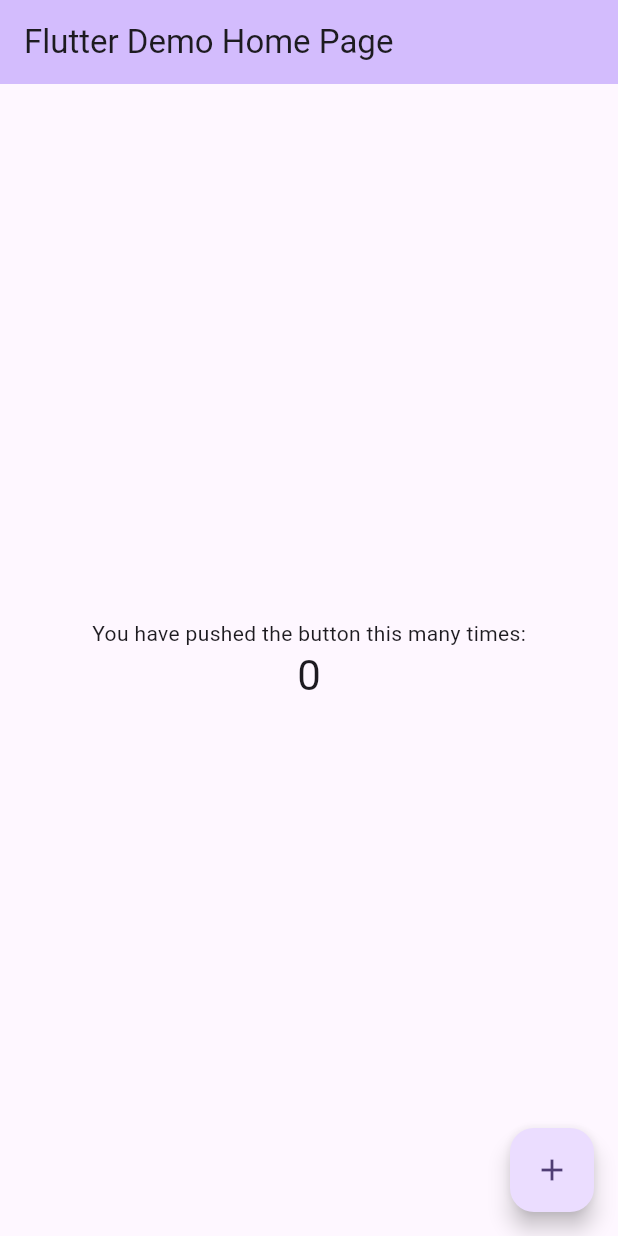
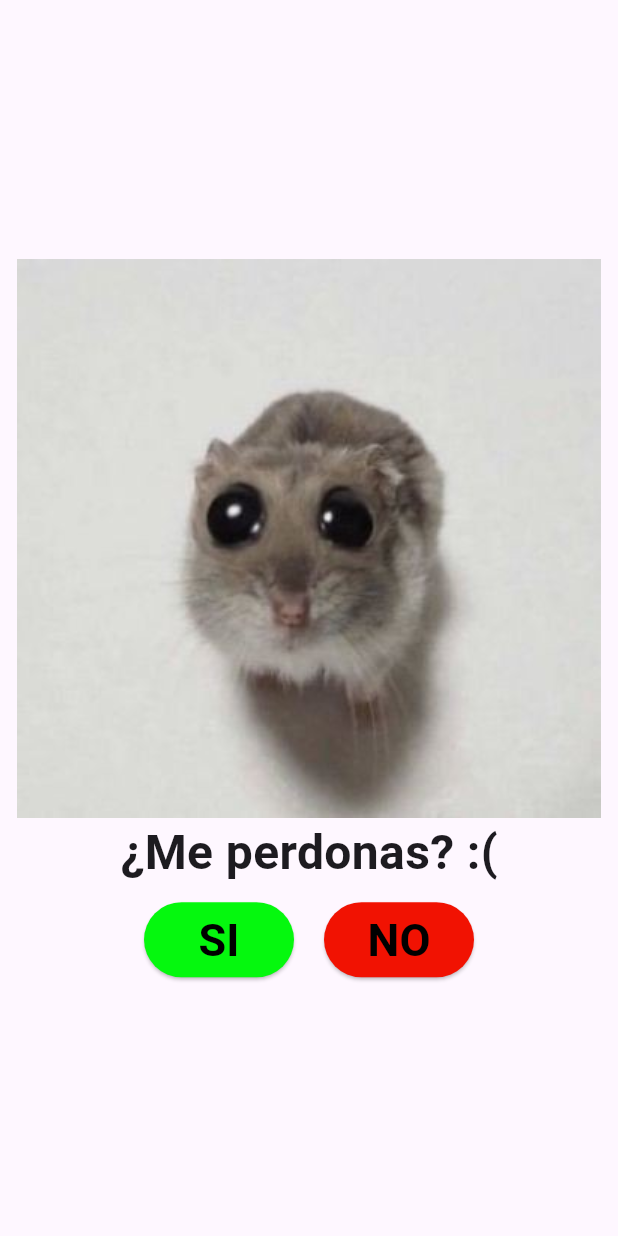
Before and after one commit to CandyVelazco100/meperdonas_app, a Flutter app: the screen it shows after launch, on a phone screen of 412 x 824 dp. Run offline on Flutter 3.47's test engine with Material 3 defaults, Android fonts, the phone set to English and light mode, and no system bars.

Commit message:
Nunca le vuelvo a hacer caso a un video de facebook

```diff
--- a/lib/main.dart
+++ b/lib/main.dart
@@ -1,34 +1,15 @@
 import 'package:flutter/material.dart';
-
 void main() {
   runApp(const MyApp());
 }
 
 class MyApp extends StatelessWidget {
   const MyApp({super.key});
-
-  // This widget is the root of your application.
   @override
   Widget build(BuildContext context) {
     return MaterialApp(
-      title: 'Flutter Demo',
+      title: 'Me',
       theme: ThemeData(
-        // This is the theme of your application.
-        //
-        // TRY THIS: Try running your application with "flutter run". You'll see
-        // the application has a purple toolbar. Then, without quitting the app,
-        // try changing the seedColor in the colorScheme below to Colors.green
-        // and then invoke "hot reload" (save your changes or press the "hot
-        // reload" button in a Flutter-supported IDE, or press "r" if you used
-        // the command line to start the app).
-        //
-        // Notice that the counter didn't reset back to zero; the application
-        // state is not lost during the reload. To reset the state, use hot
-        // restart instead.
-        //
-        // This works for code too, not just values: Most code changes can be
-        // tested with just a hot reload.
-        colorScheme: ColorScheme.fromSeed(seedColor: Colors.deepPurple),
         useMaterial3: true,
       ),
       home: const MyHomePage(title: 'Flutter Demo Home Page'),
@@ -38,16 +19,6 @@
 
 class MyHomePage extends StatefulWidget {
   const MyHomePage({super.key, required this.title});
-
-  // This widget is the home page of your application. It is stateful, meaning
-  // that it has a State object (defined below) that contains fields that affect
-  // how it looks.
-
-  // This class is the configuration for the state. It holds the values (in this
-  // case the title) provided by the parent (in this case the App widget) and
-  // used by the build method of the State. Fields in a Widget subclass are
-  // always marked "final".
-
   final String title;
 
   @override
@@ -55,71 +26,100 @@
 }
 
 class _MyHomePageState extends State<MyHomePage> {
-  int _counter = 0;
+  double _buttonWidth = 100.0;
+  double _buttonHeight = 50.0;
 
-  void _incrementCounter() {
+  void _increaseSize() {
     setState(() {
-      // This call to setState tells the Flutter framework that something has
-      // changed in this State, which causes it to rerun the build method below
-      // so that the display can reflect the updated values. If we changed
-      // _counter without calling setState(), then the build method would not be
-      // called again, and so nothing would appear to happen.
-      _counter++;
+      _buttonWidth += 10.0;
+      _buttonHeight += 5.0;
     });
+  }
+
+  void _showAlert(BuildContext context) {
+    showDialog(
+      context: context,
+      builder: (BuildContext context) {
+        return AlertDialog(
+          content: Text(
+            '¡QUE VIVA EL AMOOOR!',
+            style: TextStyle(
+                fontWeight: FontWeight.bold,
+                fontSize: 32.0
+            ),
+          ),
+          actions: [
+            TextButton(
+              child: Text(':3',
+              style: TextStyle(
+                fontSize: 27.0
+              ),
+            ),
+              onPressed: () {
+                Navigator.of(context).pop();
+              },
+            ),
+          ],
+        );
+      },
+    );
   }
 
   @override
   Widget build(BuildContext context) {
-    // This method is rerun every time setState is called, for instance as done
-    // by the _incrementCounter method above.
-    //
-    // The Flutter framework has been optimized to make rerunning build methods
-    // fast, so that you can just rebuild anything that needs updating rather
-    // than having to individually change instances of widgets.
     return Scaffold(
-      appBar: AppBar(
-        // TRY THIS: Try changing the color here to a specific color (to
-        // Colors.amber, perhaps?) and trigger a hot reload to see the AppBar
-        // change color while the other colors stay the same.
-        backgroundColor: Theme.of(context).colorScheme.inversePrimary,
-        // Here we take the value from the MyHomePage object that was created by
-        // the App.build method, and use it to set our appbar title.
-        title: Text(widget.title),
-      ),
       body: Center(
-        // Center is a layout widget. It takes a single child and positions it
-        // in the middle of the parent.
         child: Column(
-          // Column is also a layout widget. It takes a list of children and
-          // arranges them vertically. By default, it sizes itself to fit its
-          // children horizontally, and tries to be as tall as its parent.
-          //
-          // Column has various properties to control how it sizes itself and
-          // how it positions its children. Here we use mainAxisAlignment to
-          // center the children vertically; the main axis here is the vertical
-          // axis because Columns are vertical (the cross axis would be
-          // horizontal).
-          //
-          // TRY THIS: Invoke "debug painting" (choose the "Toggle Debug Paint"
-          // action in the IDE, or press "p" in the console), to see the
-          // wireframe for each widget.
           mainAxisAlignment: MainAxisAlignment.center,
-          children: <Widget>[
+          children: [
+            Image.asset('assets/images/ratoncito.jpeg'),
             const Text(
-              'You have pushed the button this many times:',
+              '¿Me perdonas? :(',
+              style: TextStyle(
+                fontWeight: FontWeight.bold,
+                fontSize: 32.0
+              ),
             ),
-            Text(
-              '$_counter',
-              style: Theme.of(context).textTheme.headlineMedium,
+            const Padding(padding: EdgeInsets.all(5.0)),
+            Row(
+              mainAxisAlignment: MainAxisAlignment.center,
+              children: [
+                ElevatedButton(
+                  onPressed: () => _showAlert(context),
+                  child: Text(
+                    'SI',
+                    style: const TextStyle(
+                      fontSize: 30.0,
+                      fontWeight: FontWeight.w600,
+                      color: Colors.black,
+                    ),
+                  ),
+                  style: ElevatedButton.styleFrom(
+                    backgroundColor: Color.fromARGB(255, 5, 248, 14),
+                    minimumSize: Size(_buttonWidth, _buttonHeight),
+                  ),
+                ),
+                const Padding(padding: EdgeInsets.only(right: 20.0)),
+                ElevatedButton(
+                  onPressed: _increaseSize,
+                  child: Text(
+                    'NO',
+                    style: const TextStyle(
+                      fontSize: 30.0,
+                      fontWeight: FontWeight.w600,
+                      color: Colors.black,
+                    ),
+                  ),
+                  style: ElevatedButton.styleFrom(
+                    backgroundColor: Color.fromARGB(255, 241, 18, 2),
+                    minimumSize: Size(100.0, 50.0),
+                  ),
+                ),
+              ],
             ),
           ],
         ),
-      ),
-      floatingActionButton: FloatingActionButton(
-        onPressed: _incrementCounter,
-        tooltip: 'Increment',
-        child: const Icon(Icons.add),
-      ), // This trailing comma makes auto-formatting nicer for build methods.
+      )
     );
   }
 }
```
Also changed, not shown: pubspec.yaml (+2 -65 lines), assets/images/ratoncito.jpeg (added).
